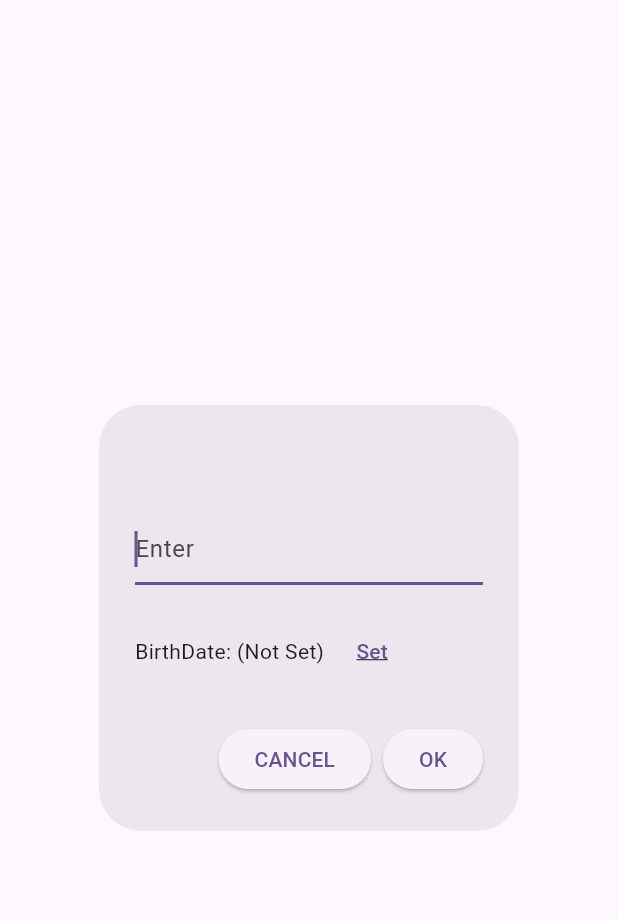
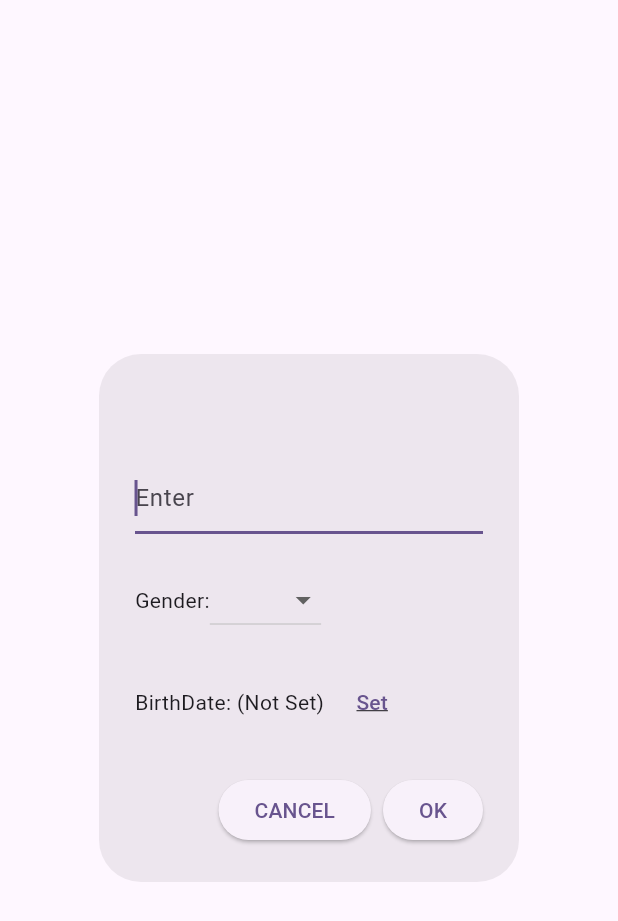
Before and after one commit to finkusuma-dev/test_flutter_floor_db, a Flutter app: the PersonInputDialog widget shown alone on an empty page, opened directly, on a phone screen of 412 x 824 dp. Shown: the top 921 px of the screen. Run offline on Flutter 3.47's test engine with Material 3 defaults, Android fonts, the phone set to English and light mode, and no system bars; our stand-ins replace floor, sqflite; accounts and stored records are empty; generated files the repository leaves out were written again; statements that could not run were skipped.

Commit message:
feat: add Person.gender

```diff
--- a/lib/db/entity/base.dart
+++ b/lib/db/entity/base.dart
@@ -16,7 +16,7 @@ abstract class BaseDao<T>{
   // @Query('select * from ${T.toString()} where id=:id')
   // Future<T?> get(int id);
 
-  @Update()
+  @Update(onConflict: OnConflictStrategy.replace)
   Future<void> update(T obj);
 
 
--- a/lib/db/entity/person.dart
+++ b/lib/db/entity/person.dart
@@ -2,9 +2,15 @@ import 'dart:developer' as dev;
 import 'package:floor/floor.dart';
 import 'package:test_floor/db/database.dart';
 import 'package:test_floor/db/entity/hobby.dart';
+import 'package:test_floor/utils/general.dart';
 import 'base.dart';
 
 part 'person.dao.dart';
+
+enum Gender {
+  male,
+  female;
+}
 
 @entity
 class Person extends BaseEntity {
@@ -13,7 +19,9 @@ class Person extends BaseEntity {
 
   DateTime? birthDate;
 
-  Person({super.id, required this.name, this.age, this.birthDate});
+  Gender? gender;
+
+  Person({super.id, required this.name, this.age, this.birthDate, this.gender});
 
   Future<List<Hobby>> getHobbies(AppDatabase db) async =>
       await db.personDao.getPersonHobbies(super.id!);
@@ -21,7 +29,14 @@ class Person extends BaseEntity {
   Stream<List<Hobby>> getHobbiesAsStream(AppDatabase db) =>
       db.personDao.getPersonHobbiesAsStream(super.id!);
 
-  Future<int> delete(AppDatabase db) async{
+  Future<int> delete(AppDatabase db) async {
     return await db.personDao.deletePerson(db, this);
   }
+
+  @override
+  String toString() {
+    return 'id: ${super.id}, name: $name, age: $age, '
+        'birthDate: ${birthDate != null ? General.dateFormat(birthDate!) : null}, '
+        'gender: ${gender?.name}';
+  }
 }
--- a/lib/ui/dialogs/person_input.dart
+++ b/lib/ui/dialogs/person_input.dart
@@ -3,19 +3,23 @@ import 'package:test_floor/db/entity/person.dart';
 import 'package:test_floor/utils/general.dart';
 
 Future<Person?> showPersonInputDialog(BuildContext context,
-    {String title = ''}) async {
+    {String title = '', Person? person}) async {
   return showDialog<Person?>(
     context: context,
     builder: (context) => PersonInputDialog(
       title: title,
+      person: person,
     ),
   );
 }
 
 class PersonInputDialog extends StatefulWidget {
-  const PersonInputDialog({super.key, this.title = ''});
+  const PersonInputDialog(
+      {super.key, this.title = '', this.person, this.gender});
 
   final String title;
+  final Person? person;
+  final Gender? gender;
 
   @override
   State<PersonInputDialog> createState() => _PersonInputDialogState();
@@ -25,10 +29,19 @@ class _PersonInputDialogState extends State<PersonInputDialog> {
   final TextEditingController _textFieldController = TextEditingController();
   final FocusNode _textFieldFocusNode = FocusNode();
 
-  DateTime? birthDate;
+  int? _id;
+  Gender? _gender;
+  DateTime? _birthDate;
+  // Person? person;
 
   @override
   void initState() {
+    //person = widget.person ?? Person(name: name);
+    _textFieldController.text = widget.person?.name ?? '';
+    _id = widget.person?.id;
+    _birthDate = widget.person?.birthDate;
+    _gender = widget.person?.gender;
+
     _textFieldFocusNode.requestFocus();
     super.initState();
   }
@@ -50,13 +63,40 @@ class _PersonInputDialogState extends State<PersonInputDialog> {
           ),
           Row(
             children: [
-              Text('BirthDate: ${birthDate!= null ? General.dateFormat(birthDate!) : '(Not Set)'}'),
+              const Text('Gender:'),
+              DropdownButton<Gender>(
+                onChanged: (Gender? value) {
+                  setState(() {
+                    _gender = value;
+                  });
+                },
+                value: _gender,
+                items: Gender.values
+                    .map(
+                      (value) => DropdownMenuItem<Gender>(
+                        value: value,
+                        child: Text(value.name),
+                      ),
+                    )
+                    .toList(),
+              ),
+            ],
+          ),
+          const SizedBox(
+            height: 20,
+          ),
+          Row(
+            children: [
+              Text(
+                'BirthDate: ${_birthDate != null ? General.dateFormat(_birthDate!) : '(Not Set)'}',
+              ),
               TextButton(
                 onPressed: () async {
-                  birthDate = await showDatePicker(
+                  _birthDate = await showDatePicker(
                     context: context,
-                    firstDate: birthDate ?? DateTime(1900, 1, 1),
-                    lastDate: birthDate ?? DateTime.now(),
+                    firstDate: _birthDate ?? DateTime(1900, 1, 1),
+                    lastDate: _birthDate ?? DateTime.now(),
+                    initialDate: _birthDate,
                   );
 
                   setState(() {});
@@ -83,8 +123,15 @@ class _PersonInputDialogState extends State<PersonInputDialog> {
           child: const Text('OK'),
           onPressed: () {
             // print(_textFieldController.text);
-            Navigator.pop(context,
-                Person(name: _textFieldController.text, birthDate: birthDate));
+            Navigator.pop(
+              context,
+              Person(
+                id: _id,
+                name: _textFieldController.text,
+                gender: _gender,
+                birthDate: _birthDate,
+              ),
+            );
           },
         ),
       ],
```
Also changed, not shown: lib/db/database.dart (+10 -4 lines), lib/main.dart (+33 -22 lines), lib/db/database.g.dart.
